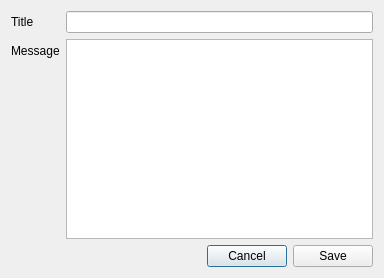
Old version of the form ui/FluidNexusNewMessage.ui in the repository zeitkunst/FluidNexus.
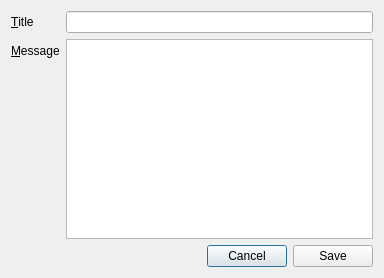
New version of the form.

Commit message: -- have basic editing of messages and the type working, saving of enabled states, etc.

```diff
--- a/ui/FluidNexusNewMessage.ui
+++ b/ui/FluidNexusNewMessage.ui
@@ -22,7 +22,10 @@
      <item row="0" column="0">
       <widget class="QLabel" name="label">
        <property name="text">
-        <string>Title</string>
+        <string>&amp;Title</string>
+       </property>
+       <property name="buddy">
+        <cstring>newMessageTitle</cstring>
        </property>
       </widget>
      </item>
@@ -32,7 +35,10 @@
      <item row="1" column="0">
       <widget class="QLabel" name="label_2">
        <property name="text">
-        <string>Message</string>
+        <string>&amp;Message</string>
+       </property>
+       <property name="buddy">
+        <cstring>newMessageBody</cstring>
        </property>
       </widget>
      </item>
```
The commit also changes 7 other files.
